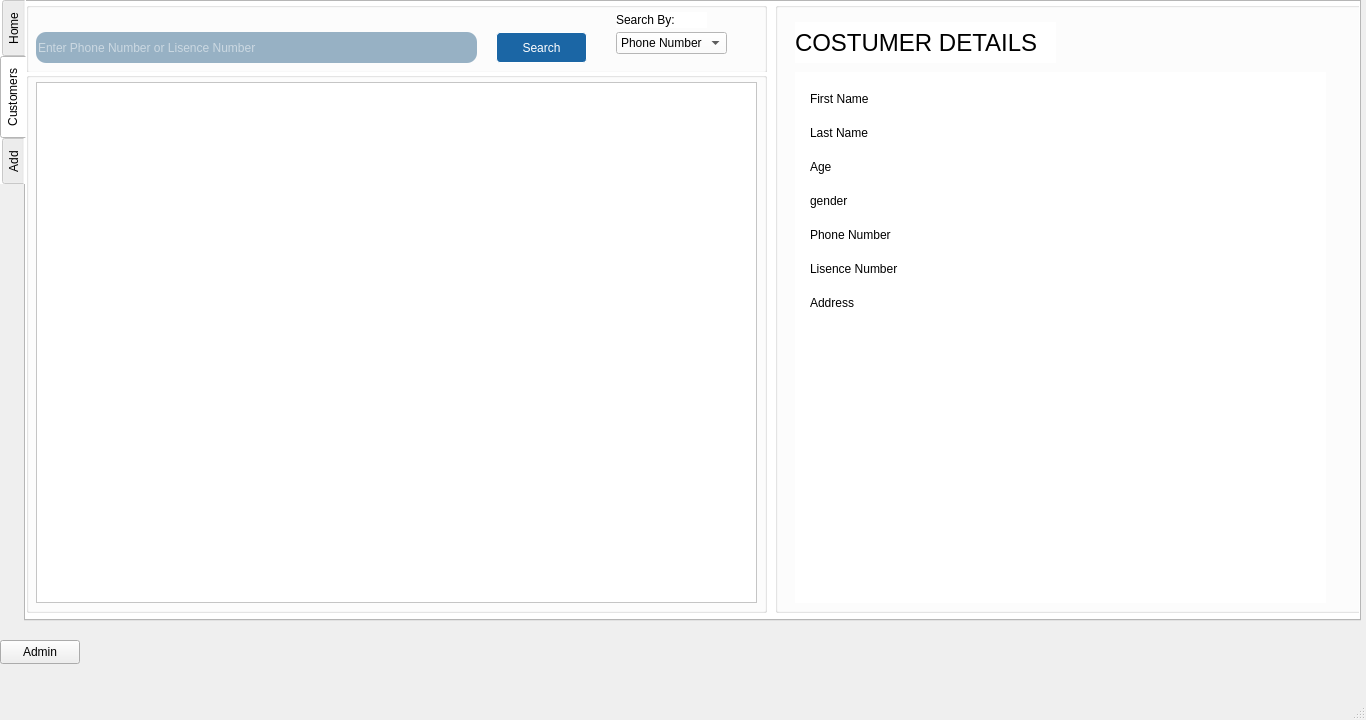
Old version of the form CarRent/mainscreen.ui in the repository Mani-SSH/Car_Rental.
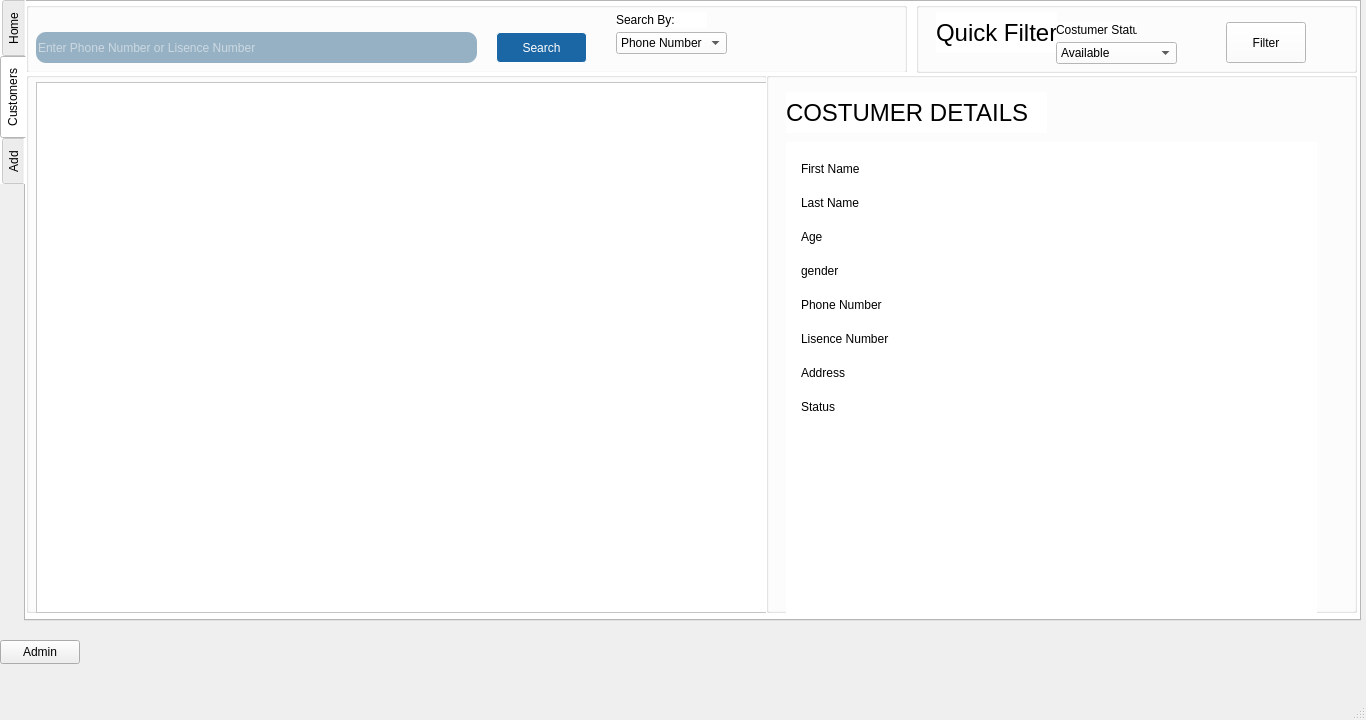
New version of the form. The open tabs and pages were chosen to show the change.

```diff
--- a/CarRent/mainscreen.ui
+++ b/CarRent/mainscreen.ui
@@ -973,7 +973,7 @@
        <rect>
         <x>0</x>
         <y>0</y>
-        <width>741</width>
+        <width>881</width>
         <height>71</height>
        </rect>
       </property>
@@ -1083,8 +1083,8 @@
         <rect>
          <x>10</x>
          <y>10</y>
-         <width>721</width>
-         <height>521</height>
+         <width>731</width>
+         <height>531</height>
         </rect>
        </property>
        <property name="styleSheet">
@@ -1102,10 +1102,10 @@
      <widget class="QGroupBox" name="groupBox_details">
       <property name="geometry">
        <rect>
-        <x>749</x>
-        <y>0</y>
+        <x>740</x>
+        <y>70</y>
         <width>591</width>
-        <height>611</height>
+        <height>541</height>
        </rect>
       </property>
       <property name="title">
@@ -1231,6 +1231,20 @@
           </property>
          </widget>
         </item>
+        <item row="7" column="0">
+         <widget class="QLabel" name="label_Status">
+          <property name="text">
+           <string>Status</string>
+          </property>
+         </widget>
+        </item>
+        <item row="7" column="1">
+         <widget class="QLabel" name="label_sql_Strike">
+          <property name="text">
+           <string/>
+          </property>
+         </widget>
+        </item>
        </layout>
       </widget>
       <widget class="QLabel" name="label_8">
@@ -1252,6 +1266,83 @@
        </property>
       </widget>
      </widget>
+     <widget class="QGroupBox" name="groupBox_5">
+      <property name="geometry">
+       <rect>
+        <x>890</x>
+        <y>0</y>
+        <width>441</width>
+        <height>71</height>
+       </rect>
+      </property>
+      <property name="title">
+       <string/>
+      </property>
+      <widget class="QLabel" name="label_QUICKFILTER">
+       <property name="geometry">
+        <rect>
+         <x>20</x>
+         <y>10</y>
+         <width>121</width>
+         <height>41</height>
+        </rect>
+       </property>
+       <property name="font">
+        <font>
+         <pointsize>18</pointsize>
+        </font>
+       </property>
+       <property name="text">
+        <string>Quick Filter</string>
+       </property>
+      </widget>
+      <widget class="QLabel" name="label_Costumer_status">
+       <property name="geometry">
+        <rect>
+         <x>140</x>
+         <y>20</y>
+         <width>81</width>
+         <height>16</height>
+        </rect>
+       </property>
+       <property name="text">
+        <string>Costumer Status</string>
+       </property>
+      </widget>
+      <widget class="QComboBox" name="comboBox_strikes">
+       <property name="geometry">
+        <rect>
+         <x>140</x>
+         <y>40</y>
+         <width>121</width>
+         <height>22</height>
+        </rect>
+       </property>
+       <item>
+        <property name="text">
+         <string>Available</string>
+        </property>
+       </item>
+       <item>
+        <property name="text">
+         <string>Black Listed</string>
+        </property>
+       </item>
+      </widget>
+      <widget class="QPushButton" name="pushButton_Filter_costumer">
+       <property name="geometry">
+        <rect>
+         <x>310</x>
+         <y>20</y>
+         <width>80</width>
+         <height>41</height>
+        </rect>
+       </property>
+       <property name="text">
+        <string>Filter</string>
+       </property>
+      </widget>
+     </widget>
     </widget>
     <widget class="QWidget" name="tab_Add">
      <attribute name="title">
```
Left out of the diff: 95 changed lines with no effect on the pictures.
